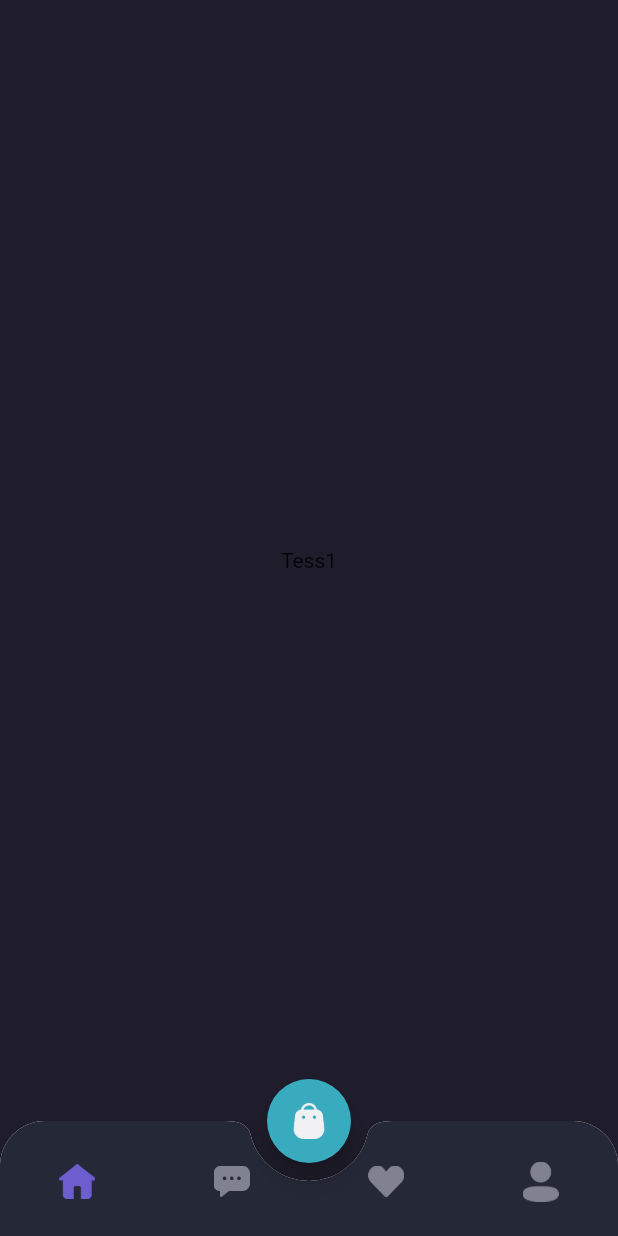
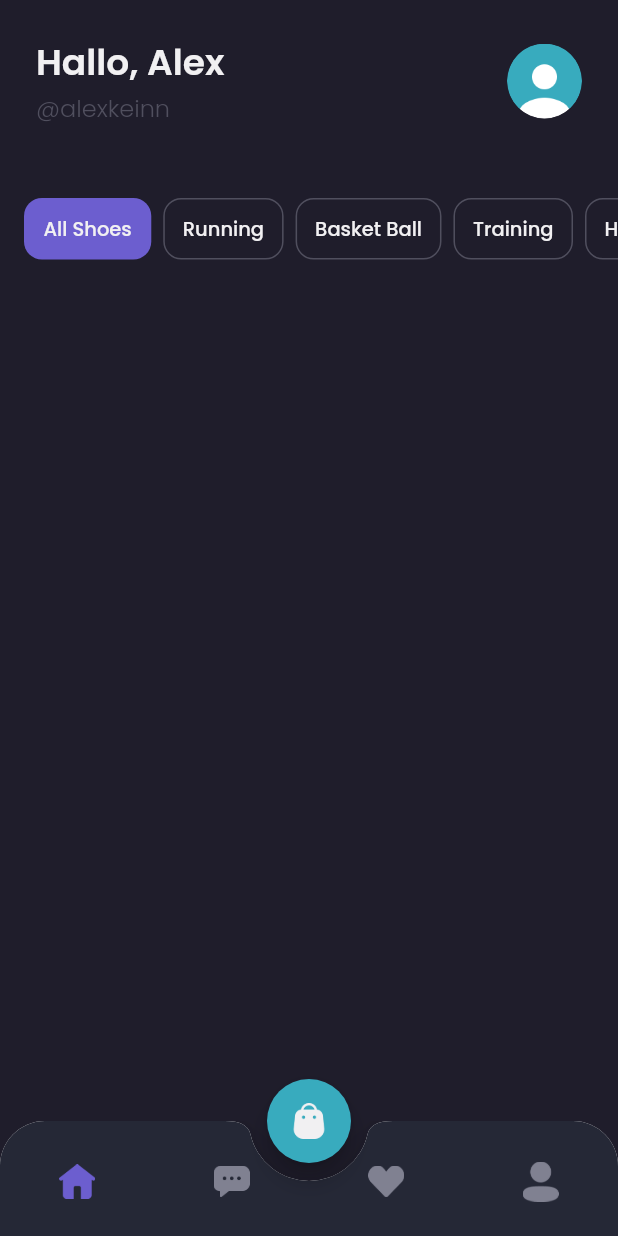
Before and after one commit to Bintaaaa/shamo_flutter, a Flutter app: the screen it shows after launch, after a tap on "Sign In", on a phone screen of 412 x 824 dp. Run offline on Flutter 3.47's test engine with Material 2 defaults, Android fonts, the phone set to English and light mode, and no system bars; our stand-ins replace google_fonts.

Commit message:
header dan category choose

```diff
--- a/lib/page/home_page.dart
+++ b/lib/page/home_page.dart
@@ -1,14 +1,83 @@
 import 'package:flutter/material.dart';
 import 'package:shamo_flutter/theme/color.dart';
+import 'package:shamo_flutter/theme/text_style.dart';
+import 'package:shamo_flutter/widget/item_category.dart';
+
 class HomePage extends StatelessWidget {
   const HomePage({Key? key}) : super(key: key);
 
   @override
   Widget build(BuildContext context) {
-    return Scaffold(
-      backgroundColor: backgroundColor1,
-      body: Center(
-        child: Text("Tess1"),
+    Widget _header() {
+      return Container(
+        margin: EdgeInsets.all(defaultMargin),
+        child: Row(
+          mainAxisAlignment: MainAxisAlignment.spaceBetween,
+          children: [
+            Expanded(
+              child: Column(
+                crossAxisAlignment: CrossAxisAlignment.start,
+                children: [
+                  Text(
+                    "Hallo, Alex",
+                    style: primaryTextStyle.copyWith(
+                        fontSize: 24, fontWeight: semiBold),
+                    overflow: TextOverflow.ellipsis,
+                  ),
+                  Text(
+                    "@alexkeinn",
+                    style: subtitleTextStyle.copyWith(
+                        fontSize: 16, fontWeight: light),
+                  )
+                ],
+              ),
+            ),
+            Container(
+              width: 50,
+              height: 50,
+              decoration: BoxDecoration(
+                  shape: BoxShape.circle,
+                  image: DecorationImage(
+                      fit: BoxFit.fill,
+                      image: AssetImage("assets/image_profile.png"))),
+            )
+          ],
+        ),
+      );
+    }
+
+    Widget _category() {
+      return Container(
+        margin: EdgeInsets.only(
+          top: defaultMargin,
+        ),
+        child: SingleChildScrollView(
+          scrollDirection: Axis.horizontal,
+          child: Row(
+            children: [
+              SizedBox(
+                width: 16,
+              ),
+              ItemCategory(title: "All Shoes", isChoose: true),
+              ItemCategory(title: "Running", isChoose: false),
+              ItemCategory(title: "Basket Ball", isChoose: false),
+              ItemCategory(title: "Training", isChoose: false),
+              ItemCategory(title: "Hiking", isChoose: false),
+            ],
+          ),
+        ),
+      );
+    }
+
+    return SafeArea(
+      child: Scaffold(
+        backgroundColor: backgroundColor1,
+        body: Column(
+          children: [
+            _header(),
+            _category(),
+          ],
+        ),
       ),
     );
   }
--- a/lib/theme/color.dart
+++ b/lib/theme/color.dart
@@ -12,3 +12,4 @@ Color backgroundColor4 = const Color(0xff252836);
 Color primaryTextColor = const Color(0xffF1F0F2);
 Color secondaryTextColor = const Color(0x00ff9999);
 Color subtitleTextColor = const Color(0xff504F5E);
+Color transparent = Colors.transparent;
--- /dev/null
+++ b/lib/widget/item_category.dart
@@ -0,0 +1,31 @@
+import 'package:flutter/material.dart';
+import 'package:shamo_flutter/theme/color.dart';
+import 'package:shamo_flutter/theme/text_style.dart';
+
+class ItemCategory extends StatelessWidget {
+  final String title;
+  final bool isChoose;
+  const ItemCategory({Key? key, required this.title, this.isChoose = false}) : super(key: key);
+
+  @override
+  Widget build(BuildContext context) {
+    return Container(
+      padding: EdgeInsets.symmetric(horizontal: 12, vertical: 10),
+      margin: EdgeInsets.only(right: 8),
+      decoration: BoxDecoration(
+        borderRadius: BorderRadius.circular(12),
+        color: isChoose ? primaryColor : transparent,
+        border: Border.all(
+          color: isChoose ? transparent : subtitleTextColor
+        )
+      ),
+      child: Text(
+        title,
+        style: primaryTextStyle.copyWith(
+          fontSize: 13,
+          fontWeight: medium,
+        ),
+      ),
+    );
+  }
+}
```
